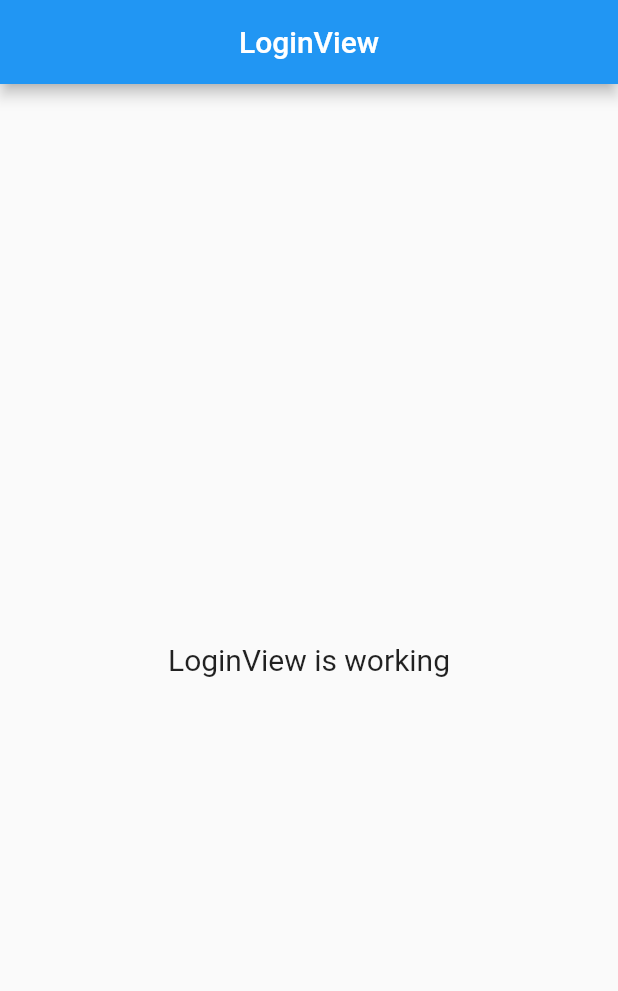
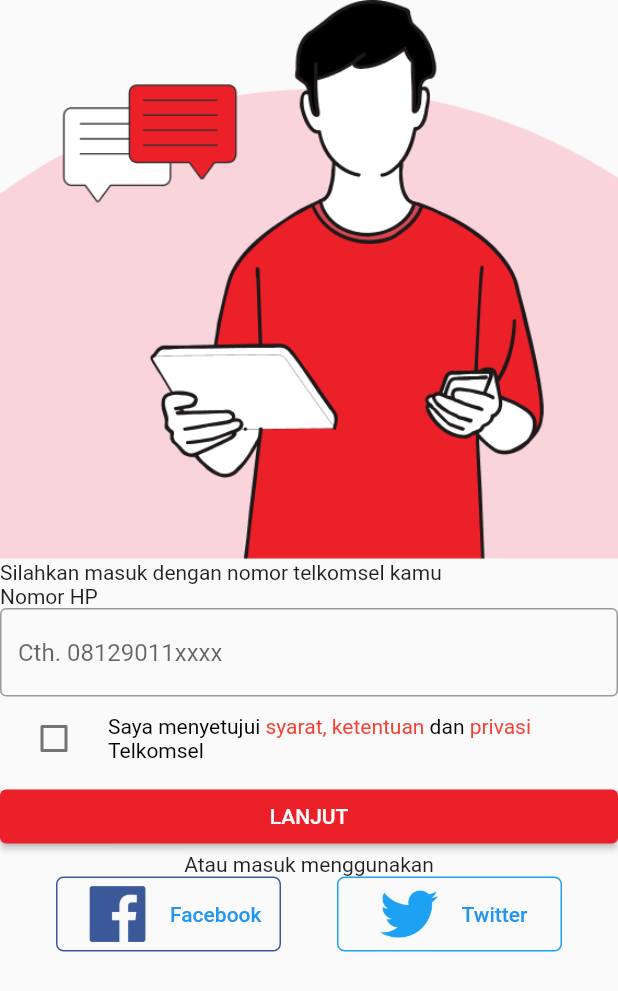
Before and after one commit to akromiafif/flutter_mytsel, a Flutter app: the screen it shows after launch, on a phone screen of 412 x 824 dp. Shown: the top 991 px of the screen. Run offline on Flutter 3.47's test engine with Material 2 defaults, Android fonts, the phone set to English and light mode, and no system bars; our stand-ins replace get.

Commit message:
login done but not with styling

```diff
--- a/lib/app/modules/login/views/login_view.dart
+++ b/lib/app/modules/login/views/login_view.dart
@@ -1,23 +1,128 @@
+import 'package:flutter/gestures.dart';
 import 'package:flutter/material.dart';
-
 import 'package:get/get.dart';
-
 import '../controllers/login_controller.dart';
 
 class LoginView extends GetView<LoginController> {
   @override
   Widget build(BuildContext context) {
     return Scaffold(
-      appBar: AppBar(
-        title: Text('LoginView'),
-        centerTitle: true,
-      ),
-      body: Center(
-        child: Text(
-          'LoginView is working',
-          style: TextStyle(fontSize: 20),
+        body: ListView(
+      children: [
+        Image.asset("assets/logo/logo-loginscreen.png"),
+        Text("Silahkan masuk dengan nomor telkomsel kamu"),
+        Text("Nomor HP"),
+        TextField(
+            decoration: InputDecoration(
+                hintText: "Cth. 08129011xxxx", border: OutlineInputBorder())),
+        CheckboxListTile(
+          value: false,
+          onChanged: (value) {},
+          controlAffinity: ListTileControlAffinity.leading,
+          title: RichText(
+              text: TextSpan(
+                  text: "Saya menyetujui ",
+                  style: TextStyle(color: Colors.black),
+                  children: [
+                TextSpan(
+                  recognizer: TapGestureRecognizer()..onTap = () {},
+                  text: "syarat, ketentuan ",
+                  style: TextStyle(color: Colors.red),
+                ),
+                TextSpan(
+                  recognizer: TapGestureRecognizer()..onTap = () {},
+                  text: "dan ",
+                  style: TextStyle(color: Colors.black),
+                ),
+                TextSpan(
+                  recognizer: TapGestureRecognizer()..onTap = () {},
+                  text: "privasi ",
+                  style: TextStyle(color: Colors.red),
+                ),
+                TextSpan(
+                    recognizer: TapGestureRecognizer()..onTap = () {},
+                    text: "Telkomsel",
+                    style: TextStyle(color: Colors.black))
+              ])),
         ),
-      ),
-    );
+        ElevatedButton(
+          onPressed: () {},
+          child: Text("LANJUT"),
+          style: ElevatedButton.styleFrom(primary: Color(0xFFEC2028)),
+        ),
+        Center(
+          child: Text("Atau masuk menggunakan"),
+        ),
+        Row(
+          mainAxisAlignment: MainAxisAlignment.spaceEvenly,
+          children: [
+            Row(
+              children: [
+                OutlinedButton(
+                  onPressed: () {},
+                  child: Row(
+                    mainAxisAlignment: MainAxisAlignment.center,
+                    children: [
+                      Image.asset(
+                        "assets/icons/icon-facebook.png",
+                        width: 50,
+                        height: 50,
+                      ),
+                      SizedBox(
+                        width: 10,
+                      ),
+                      Text("Facebook")
+                    ],
+                  ),
+                  style: ButtonStyle(
+                    fixedSize: MaterialStateProperty.all(Size(150, 50)),
+                    shape: MaterialStateProperty.all(
+                      RoundedRectangleBorder(
+                        borderRadius: BorderRadius.circular(5.0),
+                      ),
+                    ),
+                    side: MaterialStateProperty.all(
+                      BorderSide(color: Color(0xFF3B5998)),
+                    ),
+                  ),
+                ),
+              ],
+            ),
+            Row(
+              children: [
+                OutlinedButton(
+                  onPressed: () {},
+                  child: Row(
+                    mainAxisAlignment: MainAxisAlignment.center,
+                    children: [
+                      Image.asset(
+                        "assets/icons/icon-twitter.png",
+                        width: 50,
+                        height: 50,
+                      ),
+                      SizedBox(
+                        width: 10,
+                      ),
+                      Text("Twitter")
+                    ],
+                  ),
+                  style: ButtonStyle(
+                    fixedSize: MaterialStateProperty.all(Size(150, 50)),
+                    shape: MaterialStateProperty.all(
+                      RoundedRectangleBorder(
+                        borderRadius: BorderRadius.circular(5.0),
+                      ),
+                    ),
+                    side: MaterialStateProperty.all(
+                      BorderSide(color: Color(0xFF1DA1F2)),
+                    ),
+                  ),
+                ),
+              ],
+            ),
+          ],
+        )
+      ],
+    ));
   }
 }
--- a/lib/main.dart
+++ b/lib/main.dart
@@ -1,5 +1,4 @@
 import 'package:flutter/material.dart';
-import 'package:flutter_mytsel/app/widget/splash.dart';
 
 import 'package:get/get.dart';
 
@@ -14,18 +13,25 @@
 
   @override
   Widget build(BuildContext context) {
-    return FutureBuilder(
-        future: Future.delayed(Duration(seconds: 3)),
-        builder: (context, snapshot) {
-          if (snapshot.connectionState == ConnectionState.waiting) {
-            return SplashScreen();
-          } else {
-            return GetMaterialApp(
-              title: "Application",
-              initialRoute: Routes.LOGIN,
-              getPages: AppPages.routes,
-            );
-          }
-        });
+    // return FutureBuilder(
+    //     future: Future.delayed(Duration(seconds: 3)),
+    //     builder: (context, snapshot) {
+    //       if (snapshot.connectionState == ConnectionState.waiting) {
+    //         return SplashScreen();
+    //       } else {
+    //         return GetMaterialApp(
+    //           debugShowCheckedModeBanner: false,
+    //           title: "Application",
+    //           initialRoute: Routes.LOGIN,
+    //           getPages: AppPages.routes,
+    //         );
+    //       }
+    //     });
+    return GetMaterialApp(
+      debugShowCheckedModeBanner: false,
+      title: "Application",
+      initialRoute: Routes.LOGIN,
+      getPages: AppPages.routes,
+    );
   }
 }
--- a/pubspec.yaml
+++ b/pubspec.yaml
@@ -20,3 +20,4 @@
   uses-material-design: true
   assets:
     - assets/logo/
+    - assets/icons/
```
Also changed, not shown: assets/icons/icon-facebook.png (added), assets/icons/icon-twitter.png (added), assets/logo/logo-loginscreen.png (added).
